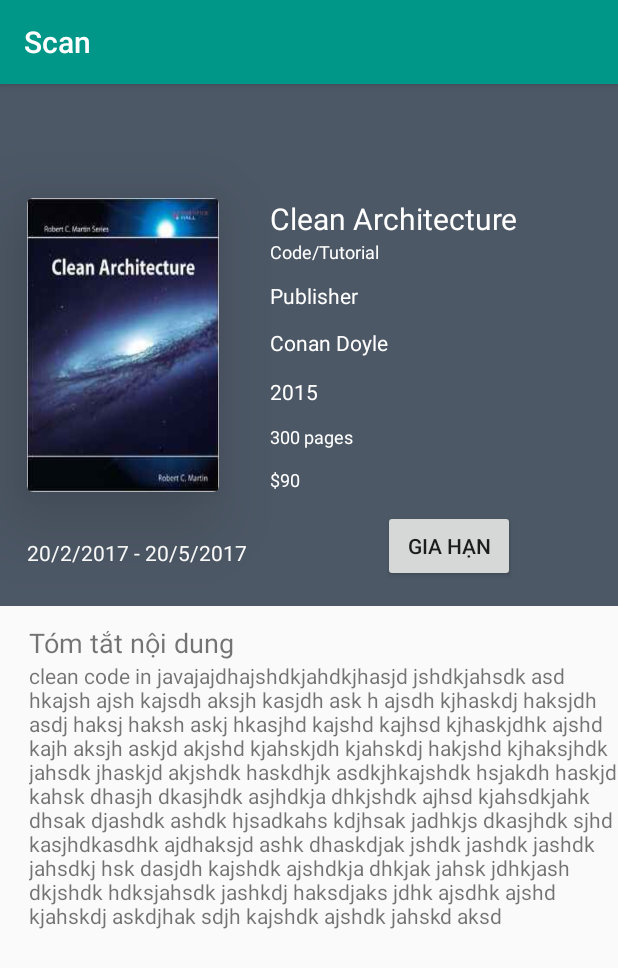
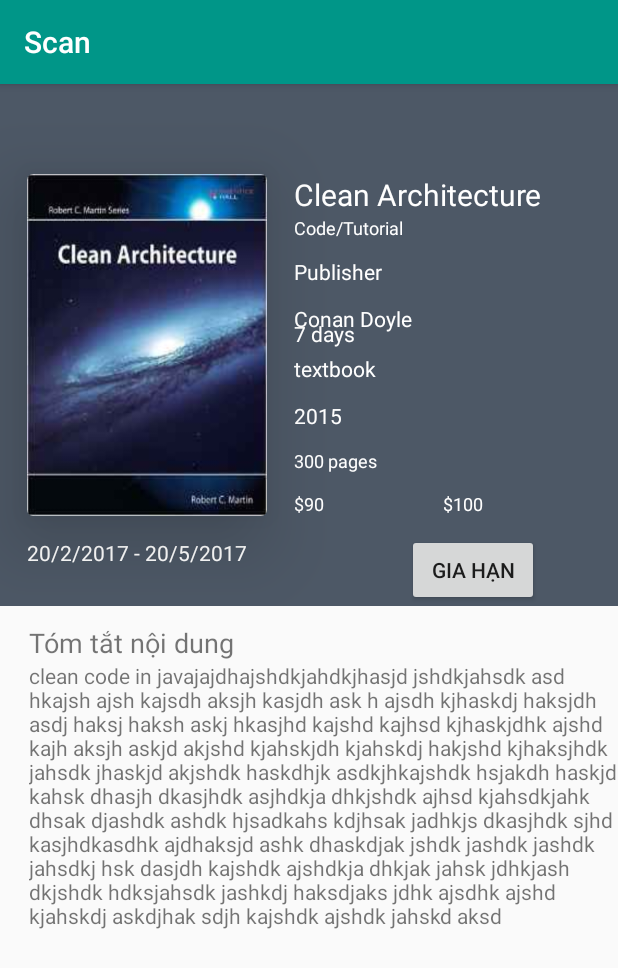
Before and after one commit to kyokid/JWL_Mobile_App, an Android app: the layout activity_detail_book.xml on its own in the app's theme, with its tools: preview values and no code run, on a phone screen of 412 x 824 dp. Shown: the top 968 px of the screen. Run offline under Robolectric (Android 15) with nearby library versions, the phone set to English and light mode, and no system bars.

Commit message:
book type in detail view

```diff
--- a/app/src/main/java/com/auto/jarvis/libraryicognite/activities/DetailBookActivity.java
+++ b/app/src/main/java/com/auto/jarvis/libraryicognite/activities/DetailBookActivity.java
@@ -11,6 +11,7 @@ import android.widget.ImageView;
 import android.widget.ProgressBar;
 import android.widget.RelativeLayout;
 import android.widget.TextView;
+import android.widget.Toast;
 
 import com.afollestad.materialdialogs.MaterialDialog;
 import com.auto.jarvis.libraryicognite.R;
@@ -84,6 +85,15 @@ public class DetailBookActivity extends AppCompatActivity {
     @BindView(R.id.tvDuration)
     TextView tvDuration;
 
+    @BindView(R.id.tvBookType)
+    TextView tvBookType;
+
+    @BindView(R.id.tvLateDaysLimit)
+    TextView tvLateDaysLimit;
+
+    @BindView(R.id.tvCautionMoney)
+    TextView tvCautionMoney;
+
     @BindView(R.id.pgLoadingRenew)
     ProgressBar pgLoadingRenew;
 
@@ -132,6 +142,7 @@ public class DetailBookActivity extends AppCompatActivity {
         StringBuilder author = new StringBuilder();
         tvBookTitle.setText(bookDetail.getBookTitle());
         tvDescription.setText(bookDetail.getDescription());
+        tvBookTitle.setText("Loại sách: " + bookDetail.getBookTypeName());
         tvNumberOfPages.setText(String.format("Số trang: %d", bookDetail.getNumberOfPages()));
 
         tvPublished.setText(String.format("Nhà xuất bản: %s" , bookDetail.getPublisher()));
@@ -196,6 +207,7 @@ public class DetailBookActivity extends AppCompatActivity {
         Log.d("aaa", "ngay gia han : " + c);
 
         int statusOfBook = Math.abs(bookDetail.getBookStatus());
+        Toast.makeText(this, "book status " + statusOfBook, Toast.LENGTH_SHORT).show();
 
         if (!bookDetail.isDeadline() || statusOfBook > bookDetail.getLateDaysLimit()) {
             btnRenew.setEnabled(false);
--- a/app/src/main/java/com/auto/jarvis/libraryicognite/models/output/InformationBookBorrowed.java
+++ b/app/src/main/java/com/auto/jarvis/libraryicognite/models/output/InformationBookBorrowed.java
@@ -63,6 +63,9 @@ public class InformationBookBorrowed implements Parcelable {
     @SerializedName("bookCopyBookBookTypeLateDaysLimit")
     private int lateDaysLimit;
 
+    @SerializedName("bookCopyBookBookTypeName")
+    private String bookTypeName;
+
 
     protected InformationBookBorrowed(Parcel in) {
         id = in.readInt();
@@ -89,6 +92,7 @@ public class InformationBookBorrowed implements Parcelable {
         deadline = in.readByte() != 0;
         bookStatus = in.readInt();
         lateDaysLimit = in.readInt();
+        bookTypeName = in.readString();
     }
 
     @Override
@@ -117,6 +121,7 @@ public class InformationBookBorrowed implements Parcelable {
         dest.writeByte((byte) (deadline ? 1 : 0));
         dest.writeInt(bookStatus);
         dest.writeInt(lateDaysLimit);
+        dest.writeString(bookTypeName);
     }
 
     @Override
@@ -135,6 +140,10 @@ public class InformationBookBorrowed implements Parcelable {
             return new InformationBookBorrowed[size];
         }
     };
+
+    public String getBookTypeName() {
+        return bookTypeName;
+    }
 
     public int getLateDaysLimit() {
         return lateDaysLimit;
--- a/app/src/main/res/layout/activity_detail_book.xml
+++ b/app/src/main/res/layout/activity_detail_book.xml
@@ -44,12 +44,12 @@
                 android:id="@+id/tvTitleBook"
                 android:layout_width="wrap_content"
                 android:layout_height="27dp"
-                android:layout_marginStart="15dp"
+                android:layout_marginStart="18dp"
                 android:text="Clean Architecture"
                 android:textColor="#FFF"
                 android:textSize="20sp"
                 android:layout_alignTop="@+id/cardThumbnail"
-                android:layout_toEndOf="@+id/tvDuration" />
+                android:layout_toEndOf="@+id/cardThumbnail" />
 
             <TextView
                 android:id="@+id/tvCategories"
@@ -65,8 +65,8 @@
 
             <android.support.v7.widget.CardView
                 android:id="@+id/cardThumbnail"
-                android:layout_width="128dp"
-                android:layout_height="196dp"
+                android:layout_width="160dp"
+                android:layout_height="228dp"
                 android:layout_alignParentStart="true"
                 android:layout_centerVertical="true"
                 android:layout_marginStart="18dp"
@@ -107,6 +107,27 @@
                 android:textColor="#FFF"
                 android:textSize="14sp"
                 android:layout_alignEnd="@+id/tvCategories" />
+            <TextView
+                android:id="@+id/tvLateDaysLimit"
+                android:layout_width="wrap_content"
+                android:layout_height="wrap_content"
+                android:text="7 days"
+                android:textColor="#FFF"
+                android:layout_above="@+id/tvBookType"
+                android:layout_alignStart="@+id/tvPublished"
+                android:textSize="14sp"
+                android:layout_marginBottom="4dp" />
+
+            <TextView
+                android:id="@+id/tvBookType"
+                android:layout_width="wrap_content"
+                android:layout_height="wrap_content"
+                android:text="textbook"
+                android:textColor="#FFF"
+                android:layout_above="@+id/tvPublishedYear"
+                android:layout_alignStart="@+id/tvPublished"
+                android:textSize="14sp"
+                android:layout_marginBottom="12dp" />
 
             <TextView
                 android:id="@+id/tvPublishedYear"
@@ -141,6 +162,16 @@
                 android:textColor="#FFF"
                 android:layout_alignBottom="@+id/cardThumbnail"
                 android:layout_alignStart="@+id/tvNumberOfPages" />
+
+            <TextView
+                android:id="@+id/tvCautionMoney"
+                android:layout_width="wrap_content"
+                android:layout_height="wrap_content"
+                android:textSize="12sp"
+                android:text="$100"
+                android:textColor="#FFF"
+                android:layout_above="@+id/btnRenew"
+                android:layout_alignEnd="@+id/tvPublished" />
 
             <TextView
                 android:id="@+id/tvDuration"
```
